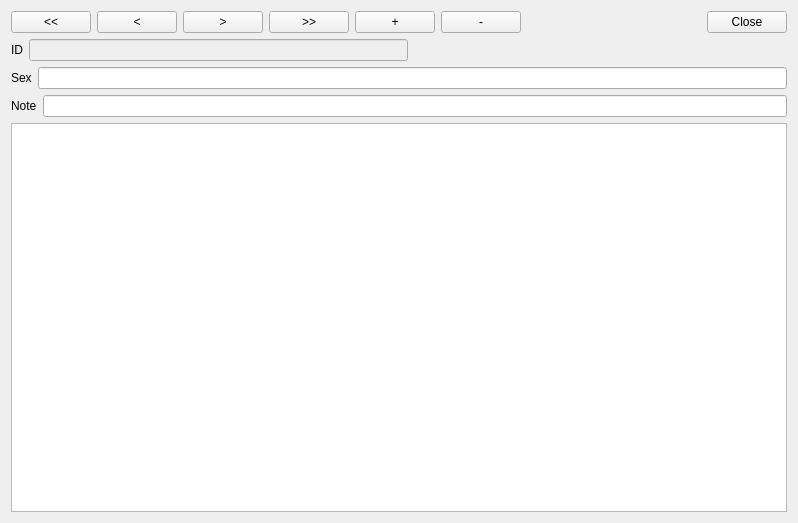
Qt form editsexform.ui (GorINIch73/sqlTest) before a commit.
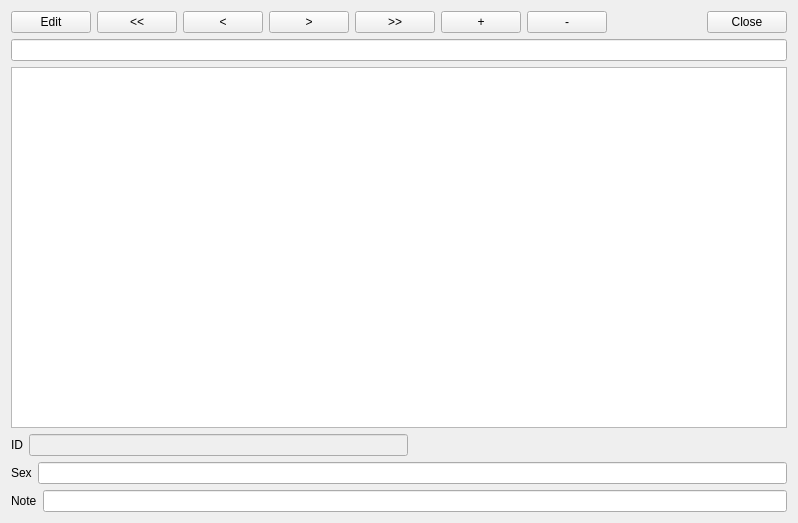
The same form after that commit.

Patch:
```diff
--- a/editsexform.ui
+++ b/editsexform.ui
@@ -16,6 +16,13 @@
   <layout class="QVBoxLayout" name="verticalLayout_2">
    <item>
     <layout class="QHBoxLayout" name="horizontalLayout">
+     <item>
+      <widget class="QPushButton" name="pushButtonEdit">
+       <property name="text">
+        <string>Edit</string>
+       </property>
+      </widget>
+     </item>
      <item>
       <widget class="QPushButton" name="pushButton_First">
        <property name="text">
@@ -101,8 +108,14 @@
      </item>
     </layout>
    </item>
+   <item>
+    <widget class="QLineEdit" name="lineEdit_FLT"/>
+   </item>
    <item>
     <layout class="QVBoxLayout" name="verticalLayout">
+     <item>
+      <widget class="QTableView" name="tableView"/>
+     </item>
      <item>
       <layout class="QHBoxLayout" name="horizontalLayout_2">
        <item>
@@ -164,9 +177,6 @@
      </item>
     </layout>
    </item>
-   <item>
-    <widget class="QTableView" name="tableView"/>
-   </item>
   </layout>
  </widget>
  <tabstops>
```
Left out of the diff: 1 changed line with no effect on the pictures.
